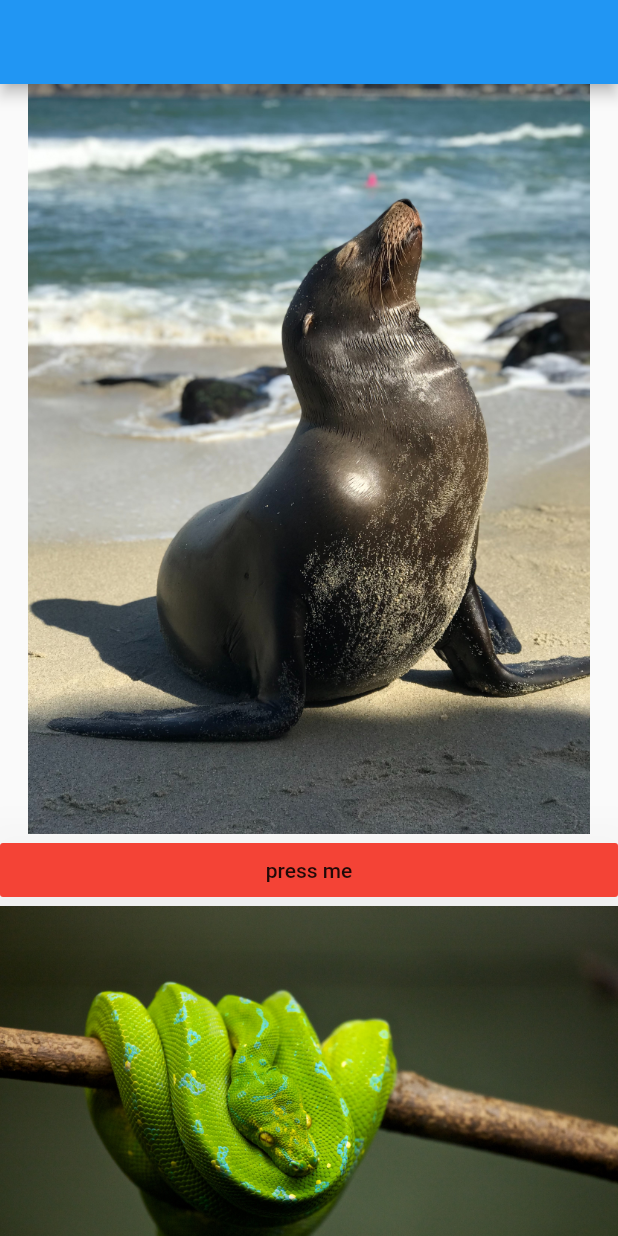
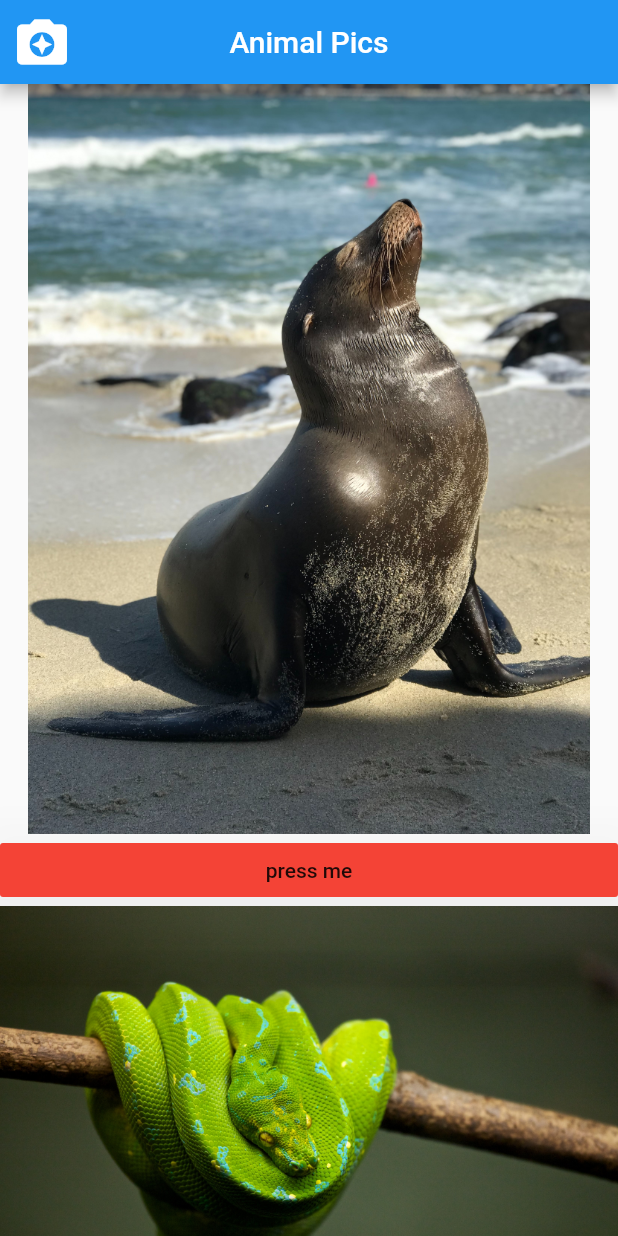
Before and after one commit to YazeedGhazalat/Assignment_3, a Flutter app: the screen it shows after launch, on a phone screen of 412 x 824 dp. Run offline on Flutter 3.47's test engine with Material 2 defaults, Android fonts, the phone set to English and light mode, and no system bars.

Commit message:
this is 1st update

```diff
--- a/lib/main.dart
+++ b/lib/main.dart
@@ -11,11 +11,16 @@ class MyApp extends StatelessWidget {
   Widget build(BuildContext context) {
     return MaterialApp(
       home: Scaffold(
-        appBar: AppBar(),
+        appBar: AppBar(
+          title: Text("Animal Pics"),
+          centerTitle: true,
+          leading: Icon(Icons.camera_enhance, size: 40),
+        ),
         body: ListView(
           //scrollDirection: Axis.horizontal,
           children: [
-            Image(height: 500,
+            Image(
+              height: 500,
               width: 500,
               image: AssetImage("images/1.jpg"),
             ),
@@ -31,10 +36,8 @@ class MyApp extends StatelessWidget {
               onLongPress: () {},
             ),
             Image(
-
               image: AssetImage("images/2.jpg"),
             ),
-
             ElevatedButton(
               style: ElevatedButton.styleFrom(
                   shadowColor: Colors.purpleAccent,
@@ -47,15 +50,12 @@ class MyApp extends StatelessWidget {
                   onPrimary: Colors.white),
               onPressed: () => print("im Button 2"),
               child: Text("press me im 2"),
-
-
             ),
-            Image(height: 500,
+            Image(
+              height: 500,
               width: 500,
               image: AssetImage("images/3.jpg"),
-
             ),
-
             ElevatedButton(
               style: ElevatedButton.styleFrom(
                   shadowColor: Colors.purpleAccent,
@@ -68,9 +68,6 @@ class MyApp extends StatelessWidget {
                   onPrimary: Colors.white),
               onPressed: () => print("im Button 3"),
               child: Text("press me im 3"),
-
-
-
             ),
             Divider(
               color: Colors.amber,
```
Lines whose indentation alone changed are shown as unchanged.
